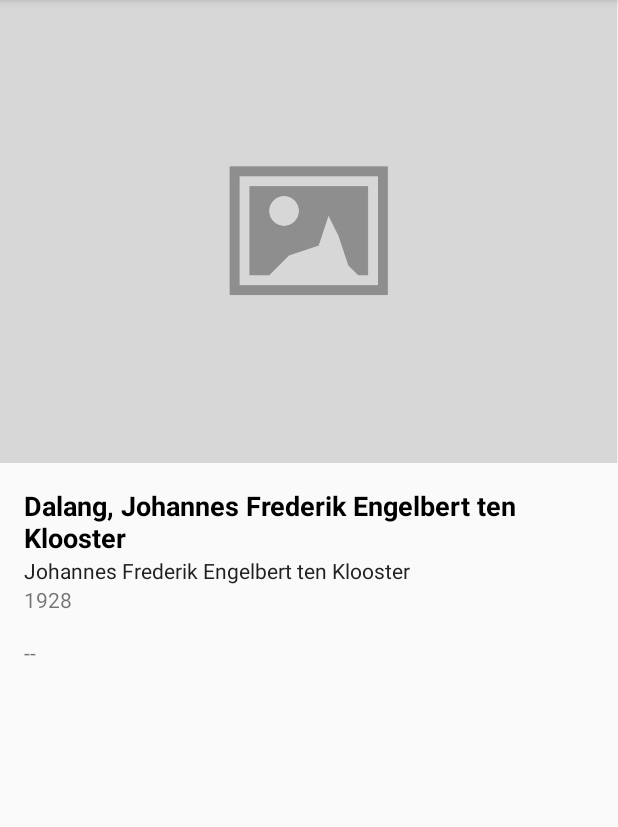
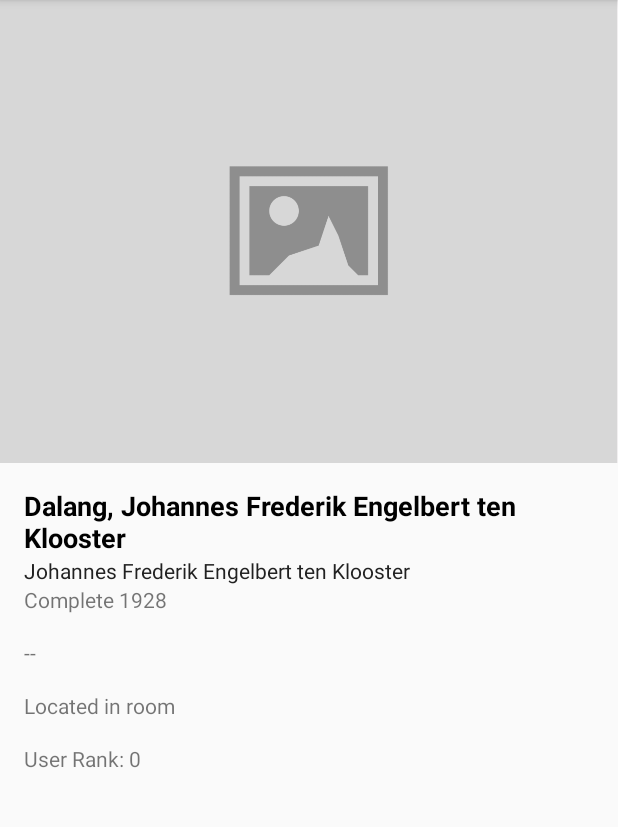
Before and after one commit to AdamMcquiff/rijksmuseum-android-app, an Android app: the PaintingMasterActivity screen opened directly, with no data from a screen before it, after a tap on an icon or button, on a phone screen of 412 x 824 dp, the part 84-911 px from its top. Run offline under Robolectric (Android 15) with nearby library versions, the phone set to English and light mode, and no system bars; pictures from the network do not load.

Commit message:
Added remaining fields to painting detail activity

```diff
--- a/app/src/main/java/com/cet325/bg72db/MainActivity.java
+++ b/app/src/main/java/com/cet325/bg72db/MainActivity.java
@@ -63,6 +63,7 @@ public class MainActivity extends AppCompatActivity {
     private void setupDB() {
         SQLiteHelper db = new SQLiteHelper(this);
         if (db.getAllPaintings().size() == 0) {
+            // TODO: add rooms
             db.addPainting(new Painting("Caesar Boëtius van Everdingen", "Willem Jacobsz Baert (1636-84), Burgomaster of Alkmaar and Amsterdam", "", "Portret van Willem Jacobsz Baert, burgemeester van Alkmaar en Amsterdam. Ten halven lijve, staande met een handschoen in de linkerhand. Pendant van SK-A-1340.", "", 1671, 0));
             db.addPainting(new Painting("Bartolommeo Vivarini", "Saint Cosmas (or Damian)", "", "Halffiguur van de heilige Cosmas (of misschien Damianus), in de hand een vierkante zalfdoos. Pendant van SK-A-4012.", "", 1460, 0));
             db.addPainting(new Painting("Maarten van Heemskerck", "Portraits of a Couple", "", "Portret van een vrouw, vroeger geïdentificeerd als Anna Codde, de echtgenote van Pieter Gerritsz Bicker. Zittend, ten halven lijve, spinnend aan een spinnewiel. Pendant van SK-A-3518.", "", 1529, 0));
--- a/app/src/main/java/com/cet325/bg72db/PaintingDetailActivity.java
+++ b/app/src/main/java/com/cet325/bg72db/PaintingDetailActivity.java
@@ -15,6 +15,8 @@ public class PaintingDetailActivity extends AppCompatActivity {
     TextView paintingArtist = null;
     TextView paintingYear = null;
     TextView paintingDescription = null;
+    TextView paintingRoom = null;
+    TextView paintingRank = null;
 
     @Override
     protected void onCreate(Bundle savedInstanceState) {
@@ -28,11 +30,16 @@ public class PaintingDetailActivity extends AppCompatActivity {
         paintingArtist = findViewById(R.id.painting_artist);
         paintingYear = findViewById(R.id.painting_year);
         paintingDescription = findViewById(R.id.painting_description);
+        paintingRoom = findViewById(R.id.painting_room);
+        paintingRank = findViewById(R.id.painting_rank);
+
+        // TODO: fix this
         paintingTitle.setText(this.getIntent().getExtras().getString("title"));
         paintingArtist.setText(this.getIntent().getExtras().getString("artist"));
-        paintingYear.setText(this.getIntent().getExtras().getString("year"));
+        paintingYear.setText("Complete " + this.getIntent().getExtras().getString("year"));
         paintingDescription.setText(this.getIntent().getExtras().getString("description"));
-
+        paintingRoom.setText("Located in room " + this.getIntent().getExtras().getString("room"));
+        paintingRank.setText("User Rank: " + this.getIntent().getExtras().getString("rank"));
     }
 
     @Override
--- a/app/src/main/java/com/cet325/bg72db/PaintingMasterActivity.java
+++ b/app/src/main/java/com/cet325/bg72db/PaintingMasterActivity.java
@@ -63,6 +63,8 @@ public class PaintingMasterActivity extends AppCompatActivity {
             detailIntent.putExtra("artist", painting.getArtist());
             detailIntent.putExtra("year", Integer.toString(painting.getYear()));
             detailIntent.putExtra("description", painting.getDescription());
+            detailIntent.putExtra("room", painting.getRoom());
+            detailIntent.putExtra("rank", Integer.toString(painting.getRank()));
             startActivity(detailIntent);
         }
     };
--- a/app/src/main/res/layout/activity_painting_detail.xml
+++ b/app/src/main/res/layout/activity_painting_detail.xml
@@ -44,6 +44,18 @@
             android:layout_height="wrap_content"
             android:layout_marginTop="@dimen/mediumPadding" />
 
+        <TextView
+            android:id="@+id/painting_room"
+            android:layout_width="match_parent"
+            android:layout_height="wrap_content"
+            android:layout_marginTop="@dimen/mediumPadding" />
+
+        <TextView
+            android:id="@+id/painting_rank"
+            android:layout_width="match_parent"
+            android:layout_height="wrap_content"
+            android:layout_marginTop="@dimen/mediumPadding" />
+
     </LinearLayout>
 
 </LinearLayout>
```
